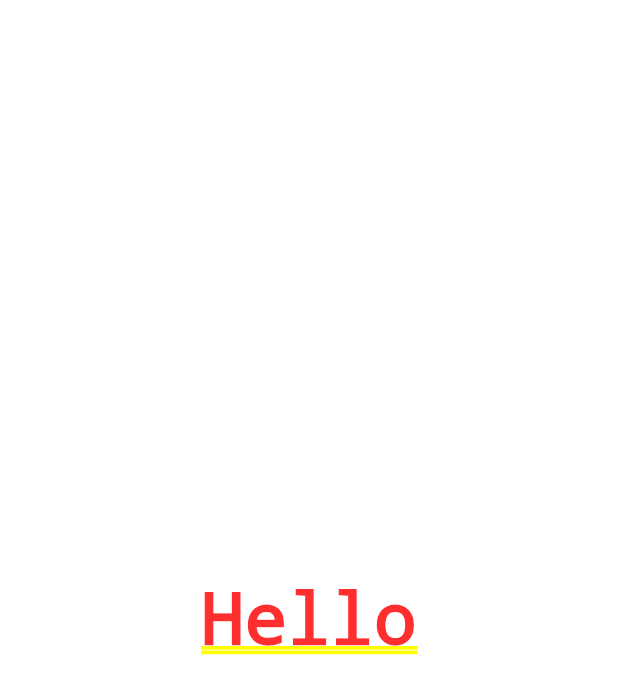
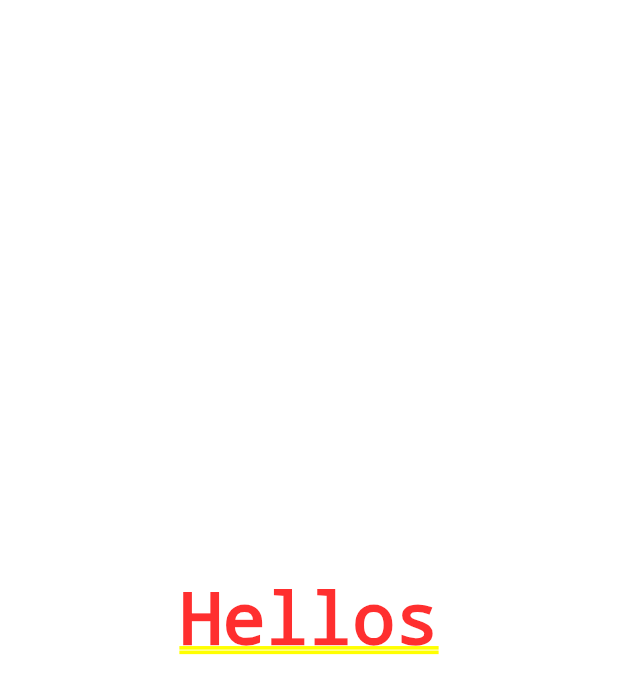
Before and after one commit to zesaru/flutter_basic_ud, a Flutter app: the screen it shows after launch, on a phone screen of 412 x 824 dp. Shown: the top 694 px of the screen. Run offline on Flutter 3.47's test engine with Material 2 defaults, Android fonts, the phone set to English and light mode, and no system bars.

```diff
--- a/lib/main.dart
+++ b/lib/main.dart
@@ -1,17 +1,6 @@
 import 'package:flutter/material.dart';
+import 'package:flutter_app/src/app.dart';
 
 void main() {
   runApp(MyApp());
 }
-
-class MyApp extends StatelessWidget {
-  @override
-  Widget build(BuildContext context) {
-    // TODO: implement build
-    return MaterialApp(
-      home: Center(
-        child: Text('Hello'),
-      ),
-    );
-  }
-}
--- /dev/null
+++ b/lib/src/app.dart
@@ -0,0 +1,12 @@
+import 'package:flutter/material.dart';
+
+class MyApp extends StatelessWidget {
+  @override
+  Widget build(context) {
+    return MaterialApp(
+      home: Center(
+        child: Text('Hellos'),
+      ),
+    );
+  }
+}
```
